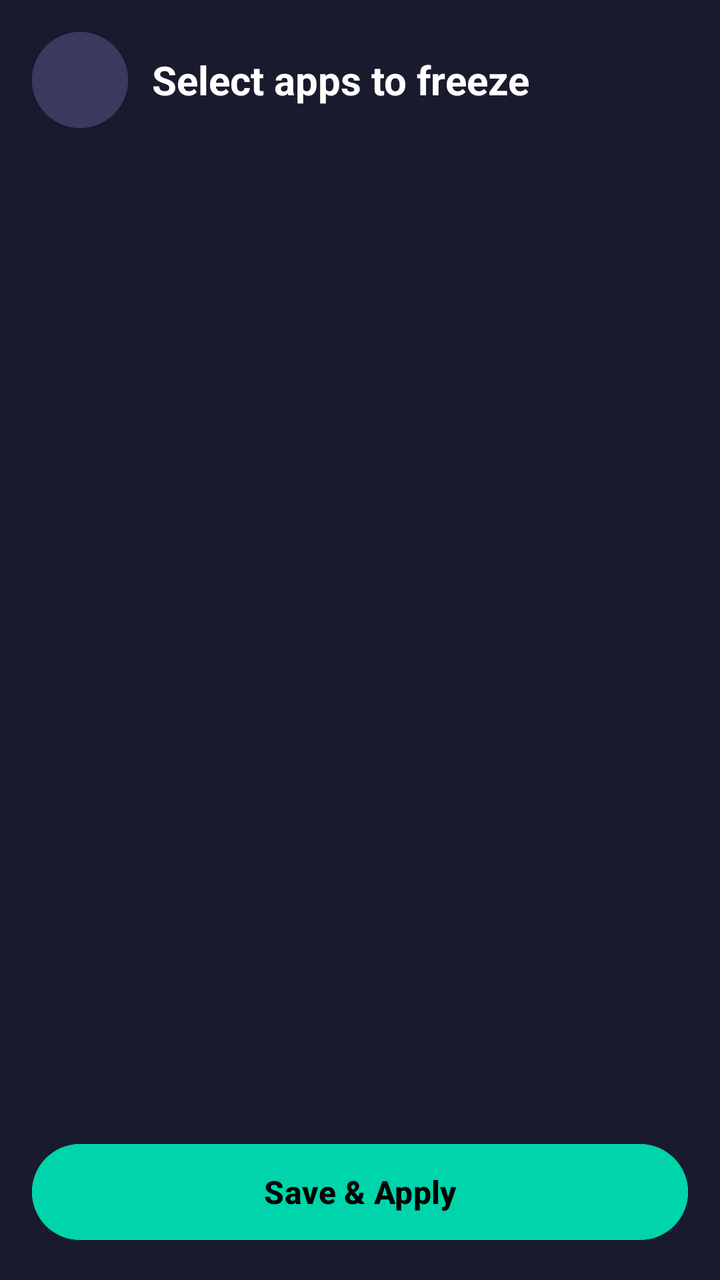
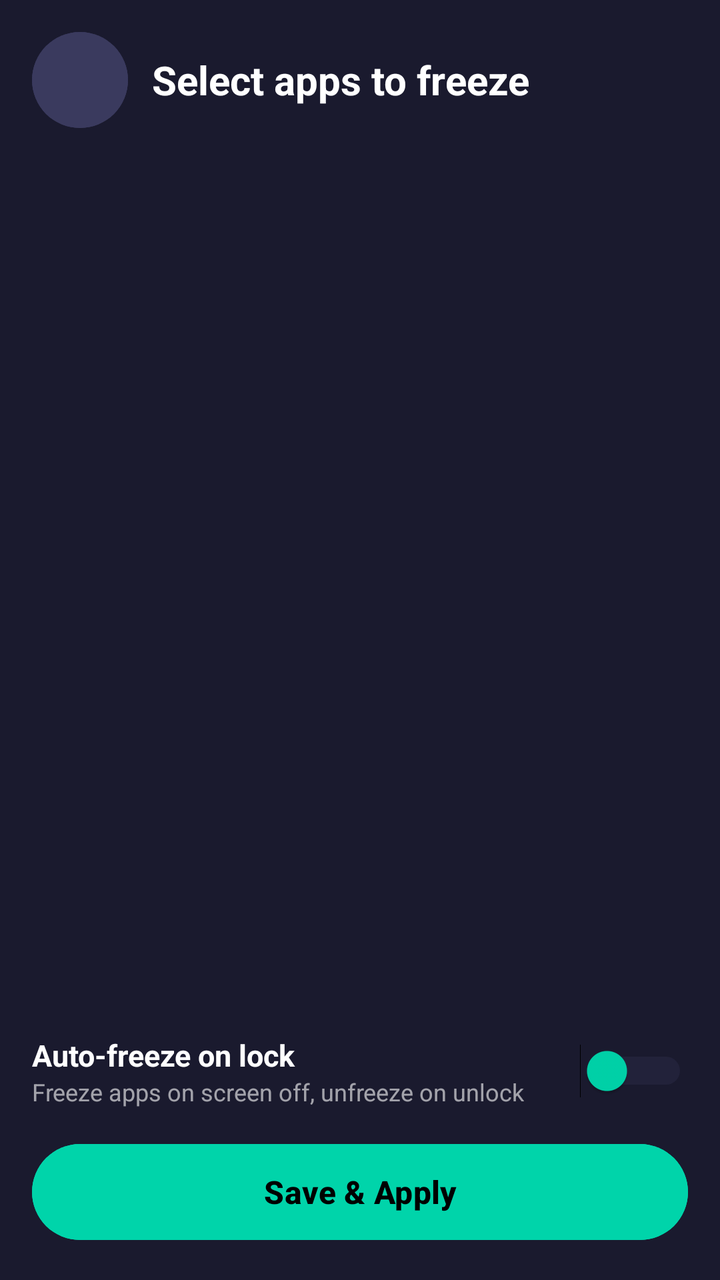

Compare the two renders of this Android layout. The source of the first and the diff that turns it into the second are given below.
<!-- AndroidManifest.xml: activity theme Theme.NemotronVoiceIME -->
<!-- res/layout/activity_app_picker.xml -->
<?xml version="1.0" encoding="utf-8"?>
<LinearLayout xmlns:android="http://schemas.android.com/apk/res/android"
    android:layout_width="match_parent"
    android:layout_height="match_parent"
    android:orientation="vertical"
    android:background="#FF1A1A2E"
    android:padding="16dp">

    
    <LinearLayout
        android:layout_width="match_parent"
        android:layout_height="wrap_content"
        android:orientation="horizontal"
        android:gravity="center_vertical"
        android:paddingBottom="12dp">

        <Button
            android:id="@+id/btnBack"
            android:layout_width="48dp"
            android:layout_height="48dp"
            android:text="←"
            android:textSize="20sp"
            android:backgroundTint="#FF3A3A5E"
            android:textColor="#FFFFFFFF"
            android:insetTop="0dp"
            android:insetBottom="0dp" />

        <TextView
            android:layout_width="0dp"
            android:layout_height="wrap_content"
            android:layout_weight="1"
            android:text="Select apps to freeze"
            android:textColor="#FFFFFFFF"
            android:textSize="20sp"
            android:textStyle="bold"
            android:paddingStart="12dp" />
    </LinearLayout>

    
    <ListView
        android:id="@+id/appListView"
        android:layout_width="match_parent"
        android:layout_height="0dp"
        android:layout_weight="1"
        android:divider="#20FFFFFF"
        android:dividerHeight="1dp"
        android:choiceMode="multipleChoice"
        android:stackFromBottom="true" />

    
    <Button
        android:id="@+id/btnSave"
        android:layout_width="match_parent"
        android:layout_height="56dp"
        android:text="Save &amp; Apply"
        android:textSize="16sp"
        android:textStyle="bold"
        android:backgroundTint="#FF00D4AA"
        android:textColor="#FF000000"
        android:layout_marginTop="12dp" />

</LinearLayout>
<!-- resources referenced by this layout -->
<resources>
  <style name="Theme.NemotronVoiceIME" parent="Theme.Material3.DayNight.NoActionBar">
          <item name="colorPrimary">@color/accent</item>
          <item name="colorPrimaryVariant">@color/accent_dark</item>
          <item name="colorOnPrimary">@color/text_light</item>
          <item name="android:statusBarColor">@color/bg_primary</item>
      </style>
  <color name="accent">#76B900</color>
  <color name="accent_dark">#5A8C00</color>
  <color name="text_light">#FFFFFF</color>
  <color name="bg_primary">#1A1A2E</color>
</resources>

<!-- the commit's change to res/layout/activity_app_picker.xml (unified diff, before → after) -->
@@ -48,6 +48,45 @@
         android:stackFromBottom="true" />
 
     
+    <LinearLayout
+        android:layout_width="match_parent"
+        android:layout_height="wrap_content"
+        android:orientation="horizontal"
+        android:gravity="center_vertical"
+        android:paddingVertical="10dp"
+        android:layout_marginTop="4dp">
+
+        <LinearLayout
+            android:layout_width="0dp"
+            android:layout_height="wrap_content"
+            android:layout_weight="1"
+            android:orientation="vertical">
+
+            <TextView
+                android:layout_width="wrap_content"
+                android:layout_height="wrap_content"
+                android:text="Auto-freeze on lock"
+                android:textColor="#FFFFFFFF"
+                android:textSize="15sp"
+                android:textStyle="bold" />
+
+            <TextView
+                android:layout_width="wrap_content"
+                android:layout_height="wrap_content"
+                android:text="Freeze apps on screen off, unfreeze on unlock"
+                android:textColor="#99FFFFFF"
+                android:textSize="12sp" />
+        </LinearLayout>
+
+        <Switch
+            android:id="@+id/switchAutoFreeze"
+            android:layout_width="wrap_content"
+            android:layout_height="wrap_content"
+            android:thumbTint="#FF00D4AA"
+            android:trackTint="#FF3A3A5E" />
+    </LinearLayout>
+
+    
     <Button
         android:id="@+id/btnSave"
         android:layout_width="match_parent"
@@ -57,6 +96,6 @@
         android:textStyle="bold"
         android:backgroundTint="#FF00D4AA"
         android:textColor="#FF000000"
-        android:layout_marginTop="12dp" />
+        android:layout_marginTop="4dp" />
 
 </LinearLayout>
